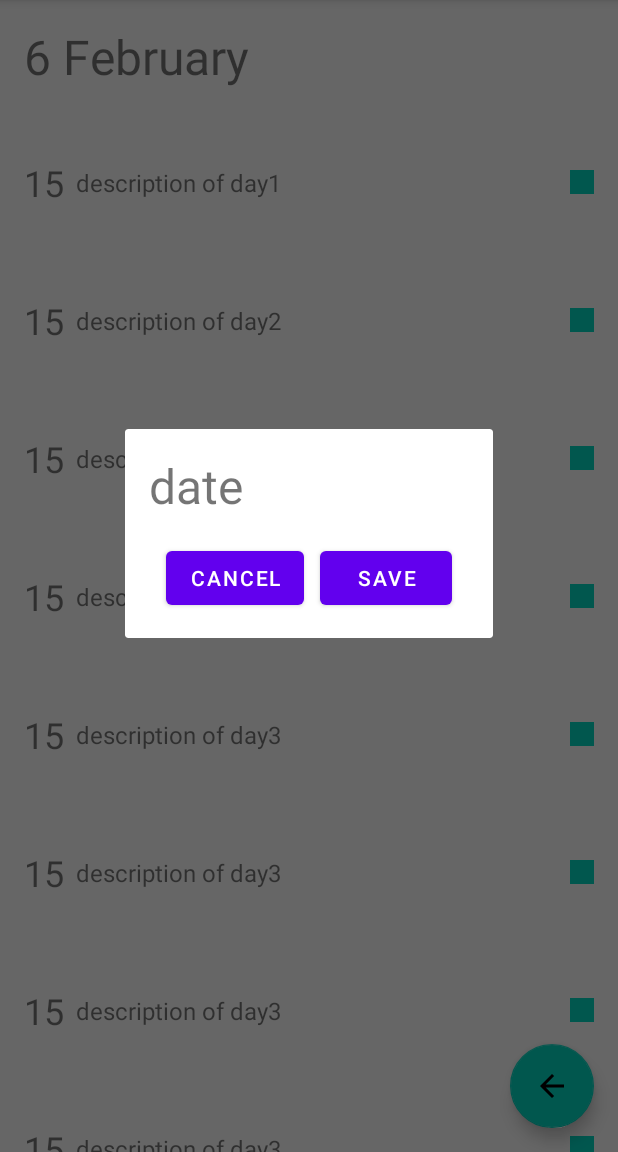
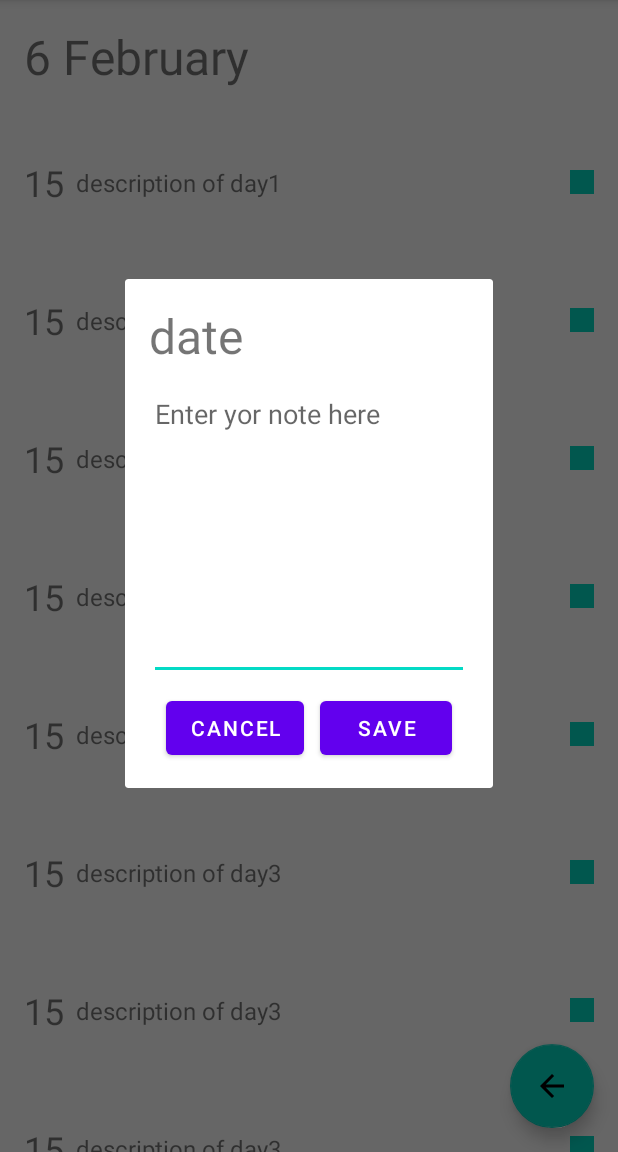
Before and after one commit to AlexGrig91/MoodCalendar4, an Android app: the screen it shows after launch (MainActivity), after a tap on an icon or button, on a phone screen of 412 x 824 dp, the part 84-1236 px from its top. Run offline under Robolectric (Android 15) with nearby library versions, the phone set to English and light mode, and no system bars.

Commit message:
Исправли отображение edit text при создании новой записи.

```diff
--- a/app/src/main/java/com/example/moodcalendar4/AddRecordFragment.java
+++ b/app/src/main/java/com/example/moodcalendar4/AddRecordFragment.java
@@ -15,6 +15,7 @@ public class AddRecordFragment extends DialogFragment {
 
     @Nullable
     @Override
+    // Аналог метода onCreateViewHolder()
     public View onCreateView(@NonNull LayoutInflater inflater, @Nullable ViewGroup container, @Nullable Bundle savedInstanceState) {
         View dialogView = inflater.inflate(R.layout.dialog_create_record, null);
         dialogView.findViewById(R.id.button_cancel).setOnClickListener(
--- a/app/src/main/res/layout/dialog_create_record.xml
+++ b/app/src/main/res/layout/dialog_create_record.xml
@@ -2,7 +2,7 @@
 <androidx.constraintlayout.widget.ConstraintLayout xmlns:android="http://schemas.android.com/apk/res/android"
     xmlns:app="http://schemas.android.com/apk/res-auto"
     android:layout_width="match_parent"
-    android:layout_height="250dp"
+    android:layout_height="wrap_content"
     android:padding="16dp">
 
     <TextView
@@ -17,13 +17,14 @@
     <EditText
         android:id="@+id/editTextTextPersonName"
         android:layout_width="match_parent"
-        android:layout_height="0dp"
+        android:layout_height="200dp"
         android:layout_marginTop="8dp"
         android:gravity="start"
         android:layout_marginBottom="8dp"
+        android:inputType="textMultiLine"
+        android:isScrollContainer="false"
         android:ems="10"
-        android:inputType="textPersonName"
-        android:text="Name"
+        android:hint="Enter yor note here"
         app:layout_constraintBottom_toTopOf="@+id/button_cancel"
         app:layout_constraintEnd_toEndOf="parent"
         app:layout_constraintStart_toStartOf="parent"
```
